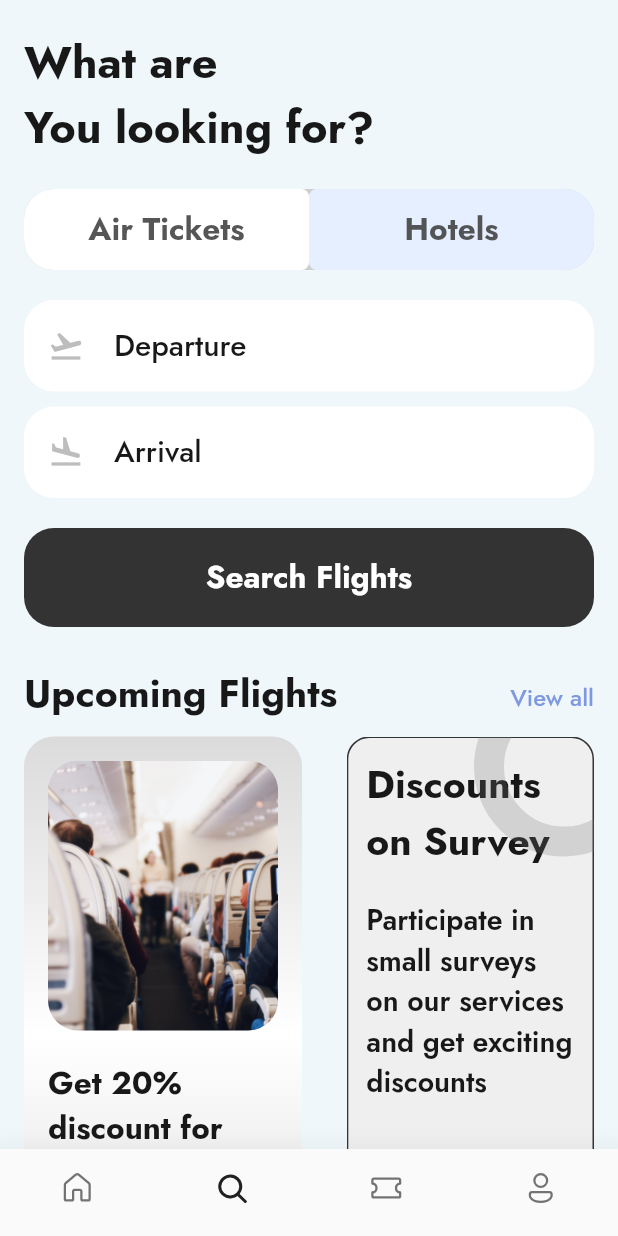
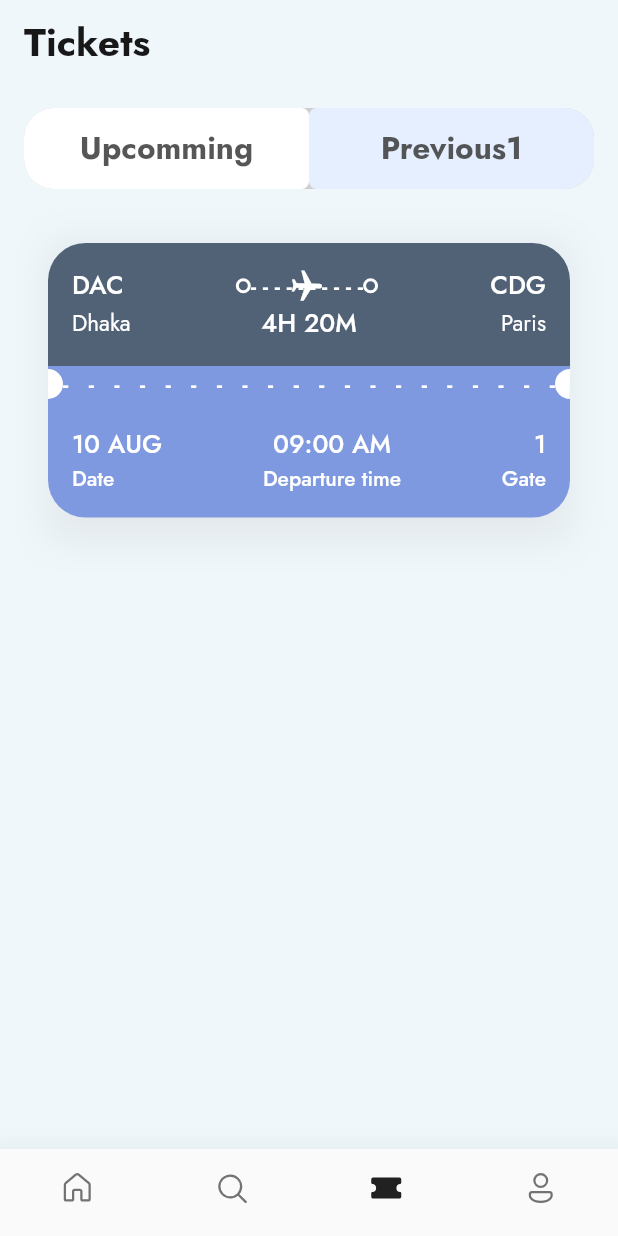
Before and after one commit to xX0ZAK0Xx/Traver, a Flutter app: the screen it shows after launch, on a phone screen of 412 x 824 dp. Run offline on Flutter 3.47's test engine with Material 2 defaults, Android fonts, the phone set to English and light mode, and no system bars; our stand-ins replace fluentui_icons, google_fonts; missing offline and left inert: dart:ffi.

Commit message:
changed ui

```diff
--- a/lib/screens/bottom_bar.dart
+++ b/lib/screens/bottom_bar.dart
@@ -3,6 +3,7 @@ import 'package:flutter/cupertino.dart';
 import 'package:flutter/material.dart';
 import 'package:traver/screens/home_screen.dart';
 import 'package:traver/screens/search_screen.dart';
+import 'package:traver/screens/ticket_screen.dart';
 
 class BottomBar extends StatefulWidget {
   const BottomBar({super.key});
@@ -12,11 +13,11 @@ class BottomBar extends StatefulWidget {
 }
 
 class _BottomBarState extends State<BottomBar> {
-  int _selectedIndex = 1;
+  int _selectedIndex = 2;
   static final List<Widget> _widgetOptions = <Widget>[
     HomeScreen(),
     SearchScreen(),
-    const Text("Tickets"),
+    TicketScreen(),
     const Text("Profile"),
   ];
   void _onItemTap(index) => setState(() {
--- a/lib/screens/search_screen.dart
+++ b/lib/screens/search_screen.dart
@@ -23,7 +23,7 @@ class SearchScreen extends StatelessWidget {
           children: [
             Text("What are\nYou looking for?", style: Styles.headLineStyle1.copyWith(fontSize: 30),),
             SizedBox(height: 20,),
-            Selector(tab1: "Air Tickets", tab2: "Hotels",),
+            TabSelector(tab1: "Air Tickets", tab2: "Hotels",),
             SizedBox(height: 20,),
 
             AppIconText(icon: Icons.flight_takeoff, text: "Departure",),
--- /dev/null
+++ b/lib/screens/ticket_screen.dart
@@ -0,0 +1,38 @@
+import 'package:flutter/cupertino.dart';
+import 'package:flutter/material.dart';
+import 'package:traver/utils/app_info_list.dart';
+import 'package:traver/utils/app_styles.dart';
+
+import '../widgets/home_widgets/ticket_view.dart';
+import '../widgets/tab_selector.dart';
+
+class TicketScreen extends StatelessWidget {
+  const TicketScreen({super.key});
+
+  @override
+  Widget build(BuildContext context) {
+    return Scaffold(
+      backgroundColor: Styles.bgColor,
+      appBar: AppBar(
+        elevation: 0,
+        title: Text(
+          "Tickets",
+          style: Styles.headLineStyle1,
+        ),
+        backgroundColor: Styles.bgColor,
+      ),
+      body: SafeArea(
+        child: Stack(children: [
+          ListView(
+            padding: EdgeInsets.all(16),
+            children: [
+              TabSelector(tab1: "Upcomming", tab2: "Previous1"),
+              SizedBox(height: 20,),
+              TicketView(ticket: ticketList[0],),
+            ],
+          ),
+        ]),
+      ),
+    );
+  }
+}
--- a/lib/widgets/home_widgets/ticket_view.dart
+++ b/lib/widgets/home_widgets/ticket_view.dart
@@ -4,7 +4,8 @@ import 'package:traver/utils/app_styles.dart';
 
 class TicketView extends StatelessWidget {
   final Map<String, dynamic> ticket;
-  const TicketView({super.key, required this.ticket});
+  final bool? isColor;
+  const TicketView({super.key, required this.ticket, this.isColor});
 
   @override
   Widget build(BuildContext context) {
--- a/lib/widgets/tab_selector.dart
+++ b/lib/widgets/tab_selector.dart
@@ -3,18 +3,18 @@ import 'package:flutter/material.dart';
 
 import '../utils/app_styles.dart';
 
-class Selector extends StatefulWidget {
+class TabSelector extends StatefulWidget {
   final String tab1, tab2;
 
-  const Selector({
+  const TabSelector({
     super.key, required this.tab1, required this.tab2,
   });
 
   @override
-  State<Selector> createState() => _SelectorState();
+  State<TabSelector> createState() => _TabSelectorState();
 }
 
-class _SelectorState extends State<Selector> {
+class _TabSelectorState extends State<TabSelector> {
   Color firstInkwellColor = Color.fromARGB(255, 255, 255, 255);
   Color secondInkwellColor = Color.fromARGB(255, 230, 239, 255);
 
```
